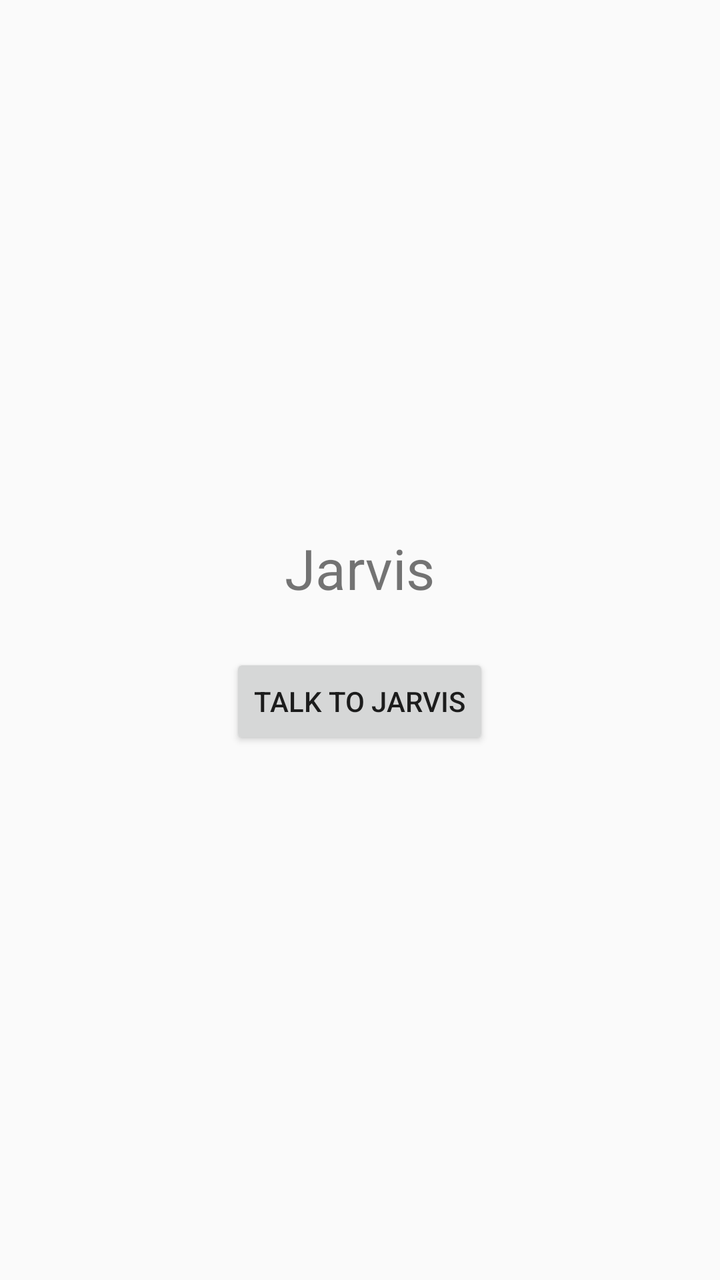
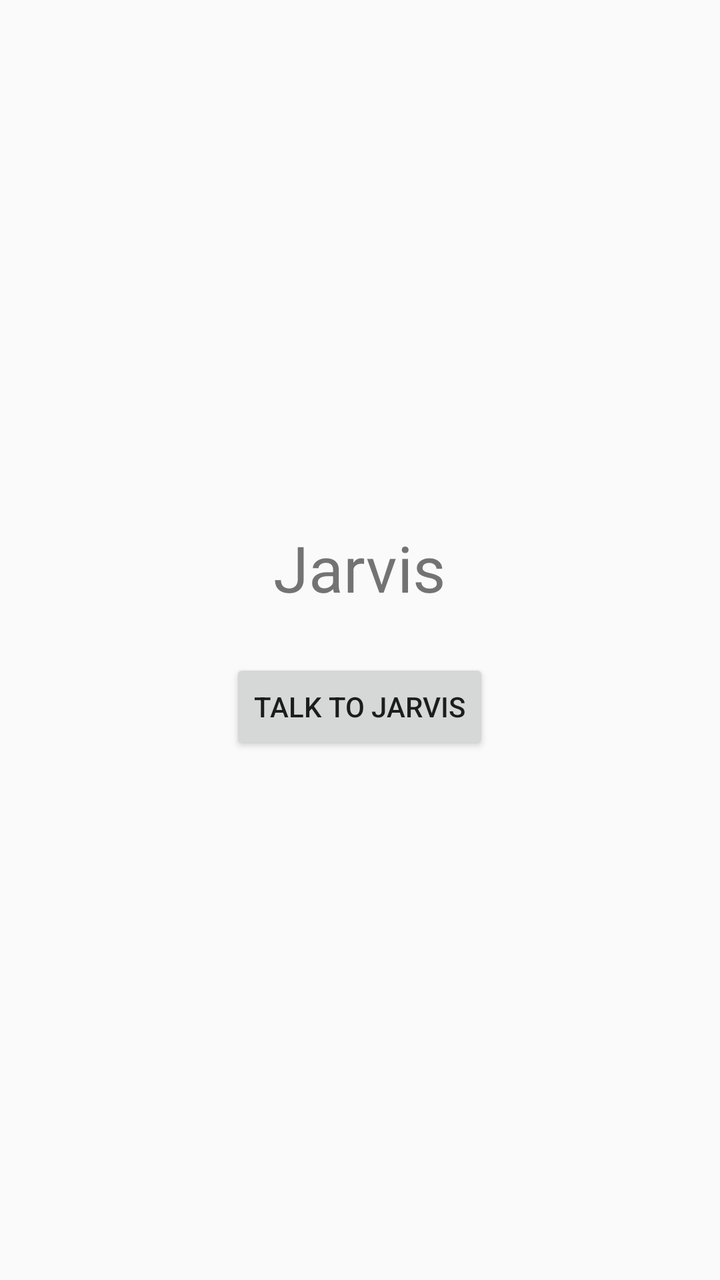

An Android layout rendered at two revisions. The XML below is the earlier revision; the diff shows what the commit changed to produce the second picture.
<!-- AndroidManifest.xml: application theme Theme.AppCompat.DayNight.DarkActionBar -->
<!-- res/layout/activity_main.xml -->
<?xml version="1.0" encoding="utf-8"?>
<LinearLayout
    xmlns:android="http://schemas.android.com/apk/res/android"
    android:layout_width="match_parent"
    android:layout_height="match_parent"
    android:gravity="center"
    android:orientation="vertical">

    <TextView
        android:layout_width="wrap_content"
        android:layout_height="wrap_content"
        android:text="Jarvis"
        android:textSize="28sp"/>

    <Button
        android:id="@+id/talkButton"
        android:layout_width="wrap_content"
        android:layout_height="wrap_content"
        android:layout_marginTop="24dp"
        android:text="Talk to Jarvis"/>

</LinearLayout>
<!-- resources referenced by this layout -->
<resources>

</resources>

<!-- the commit's change to res/layout/activity_main.xml (unified diff, before → after) -->
@@ -1,22 +1,23 @@
 <?xml version="1.0" encoding="utf-8"?>
-<LinearLayout
-    xmlns:android="http://schemas.android.com/apk/res/android"
+<LinearLayout xmlns:android="http://schemas.android.com/apk/res/android"
     android:layout_width="match_parent"
     android:layout_height="match_parent"
     android:gravity="center"
-    android:orientation="vertical">
+    android:orientation="vertical"
+    android:padding="24dp">
 
     <TextView
+        android:id="@+id/resultText"
         android:layout_width="wrap_content"
         android:layout_height="wrap_content"
         android:text="Jarvis"
-        android:textSize="28sp"/>
+        android:textSize="32sp"
+        android:layout_marginBottom="24dp"/>
 
     <Button
         android:id="@+id/talkButton"
         android:layout_width="wrap_content"
         android:layout_height="wrap_content"
-        android:layout_marginTop="24dp"
-        android:text="Talk to Jarvis"/>
+        android:text="TALK TO JARVIS"/>
 
 </LinearLayout>
